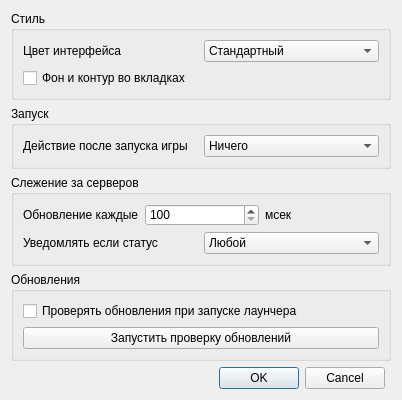
The window that launchersettings.ui (Fyzu/ArmALauncher) describes before a commit, drawn with Qt 5.
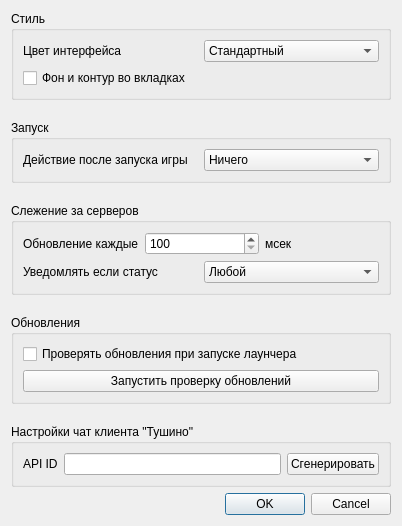
The same window after the commit.

```diff
--- a/launchersettings.ui
+++ b/launchersettings.ui
@@ -7,19 +7,19 @@
     <x>0</x>
     <y>0</y>
     <width>402</width>
-    <height>400</height>
+    <height>526</height>
    </rect>
   </property>
   <property name="minimumSize">
    <size>
     <width>402</width>
-    <height>400</height>
+    <height>526</height>
    </size>
   </property>
   <property name="maximumSize">
    <size>
     <width>402</width>
-    <height>400</height>
+    <height>526</height>
    </size>
   </property>
   <property name="windowTitle">
@@ -31,100 +31,34 @@
   <property name="modal">
    <bool>true</bool>
   </property>
-  <layout class="QGridLayout" name="gridLayout_5">
-   <item row="6" column="0">
-    <widget class="QDialogButtonBox" name="buttonBox">
+  <layout class="QGridLayout" name="gridLayout_6">
+   <item row="7" column="0">
+    <spacer name="verticalSpacer_3">
      <property name="orientation">
-      <enum>Qt::Horizontal</enum>
+      <enum>Qt::Vertical</enum>
      </property>
-     <property name="standardButtons">
-      <set>QDialogButtonBox::Cancel|QDialogButtonBox::Ok</set>
+     <property name="sizeHint" stdset="0">
+      <size>
+       <width>20</width>
+       <height>40</height>
+      </size>
      </property>
-     <property name="centerButtons">
-      <bool>false</bool>
-     </property>
-    </widget>
+    </spacer>
    </item>
-   <item row="1" column="0" colspan="2">
-    <widget class="QGroupBox" name="groupBox_2">
-     <property name="enabled">
-      <bool>true</bool>
+   <item row="5" column="0">
+    <spacer name="verticalSpacer_2">
+     <property name="orientation">
+      <enum>Qt::Vertical</enum>
      </property>
-     <property name="title">
-      <string>Запуск</string>
+     <property name="sizeHint" stdset="0">
+      <size>
+       <width>20</width>
+       <height>40</height>
+      </size>
      </property>
-     <layout class="QGridLayout" name="gridLayout_3">
-      <item row="0" column="0">
-       <widget class="QLabel" name="launch_label">
-        <property name="text">
-         <string>Действие после запуска игры</string>
-        </property>
-       </widget>
-      </item>
-      <item row="0" column="1">
-       <widget class="QComboBox" name="launchBox">
-        <item>
-         <property name="text">
-          <string>Ничего</string>
-         </property>
-        </item>
-        <item>
-         <property name="text">
-          <string>Свернуть лаунчер</string>
-         </property>
-        </item>
-        <item>
-         <property name="text">
-          <string>Закрыть лаунчер</string>
-         </property>
-        </item>
-       </widget>
-      </item>
-     </layout>
-    </widget>
+    </spacer>
    </item>
-   <item row="0" column="0" colspan="2">
-    <widget class="QGroupBox" name="groupBox">
-     <property name="title">
-      <string>Стиль</string>
-     </property>
-     <layout class="QGridLayout" name="gridLayout">
-      <item row="0" column="0">
-       <layout class="QHBoxLayout" name="horizontalLayout">
-        <item>
-         <widget class="QLabel" name="style_label">
-          <property name="text">
-           <string>Цвет интерфейса</string>
-          </property>
-         </widget>
-        </item>
-        <item>
-         <widget class="QComboBox" name="styleBox">
-          <item>
-           <property name="text">
-            <string>Стандартный</string>
-           </property>
-          </item>
-          <item>
-           <property name="text">
-            <string>Темный</string>
-           </property>
-          </item>
-         </widget>
-        </item>
-       </layout>
-      </item>
-      <item row="1" column="0">
-       <widget class="QCheckBox" name="documentMode">
-        <property name="text">
-         <string>Фон и контур во вкладках</string>
-        </property>
-       </widget>
-      </item>
-     </layout>
-    </widget>
-   </item>
-   <item row="3" column="0" colspan="2">
+   <item row="4" column="0">
     <widget class="QGroupBox" name="groupBox_3">
      <property name="title">
       <string>Слежение за серверов</string>
@@ -204,7 +138,7 @@
      </layout>
     </widget>
    </item>
-   <item row="4" column="0" colspan="2">
+   <item row="6" column="0">
     <widget class="QGroupBox" name="groupBox_4">
      <property name="title">
       <string>Обновления</string>
@@ -228,6 +162,115 @@
     </widget>
    </item>
    <item row="2" column="0">
+    <widget class="QGroupBox" name="groupBox_2">
+     <property name="enabled">
+      <bool>true</bool>
+     </property>
+     <property name="title">
+      <string>Запуск</string>
+     </property>
+     <layout class="QGridLayout" name="gridLayout_3">
+      <item row="0" column="0">
+       <widget class="QLabel" name="launch_label">
+        <property name="text">
+         <string>Действие после запуска игры</string>
+        </property>
+       </widget>
+      </item>
+      <item row="0" column="1">
+       <widget class="QComboBox" name="launchBox">
+        <item>
+         <property name="text">
+          <string>Ничего</string>
+         </property>
+        </item>
+        <item>
+         <property name="text">
+          <string>Свернуть лаунчер</string>
+         </property>
+        </item>
+        <item>
+         <property name="text">
+          <string>Закрыть лаунчер</string>
+         </property>
+        </item>
+       </widget>
+      </item>
+     </layout>
+    </widget>
+   </item>
+   <item row="0" column="0">
+    <widget class="QGroupBox" name="groupBox">
+     <property name="title">
+      <string>Стиль</string>
+     </property>
+     <layout class="QGridLayout" name="gridLayout">
+      <item row="0" column="0">
+       <layout class="QHBoxLayout" name="horizontalLayout">
+        <item>
+         <widget class="QLabel" name="style_label">
+          <property name="text">
+           <string>Цвет интерфейса</string>
+          </property>
+         </widget>
+        </item>
+        <item>
+         <widget class="QComboBox" name="styleBox">
+          <item>
+           <property name="text">
+            <string>Стандартный</string>
+           </property>
+          </item>
+          <item>
+           <property name="text">
+            <string>Темный</string>
+           </property>
+          </item>
+         </widget>
+        </item>
+       </layout>
+      </item>
+      <item row="1" column="0">
+       <widget class="QCheckBox" name="documentMode">
+        <property name="text">
+         <string>Фон и контур во вкладках</string>
+        </property>
+       </widget>
+      </item>
+     </layout>
+    </widget>
+   </item>
+   <item row="8" column="0">
+    <widget class="QGroupBox" name="groupBox_5">
+     <property name="title">
+      <string>Настройки чат клиента &quot;Тушино&quot;</string>
+     </property>
+     <layout class="QGridLayout" name="gridLayout_5">
+      <item row="0" column="0">
+       <layout class="QHBoxLayout" name="horizontalLayout_4">
+        <item>
+         <widget class="QLabel" name="label_4">
+          <property name="text">
+           <string>API ID</string>
+          </property>
+         </widget>
+        </item>
+        <item>
+         <widget class="QLineEdit" name="tushinoApiKey"/>
+        </item>
+        <item>
+         <widget class="QPushButton" name="genApiKey_button">
+          <property name="text">
+           <string>Сгенерировать</string>
+          </property>
+         </widget>
+        </item>
+       </layout>
+      </item>
+     </layout>
+    </widget>
+   </item>
+   <item row="3" column="0">
     <spacer name="verticalSpacer">
      <property name="orientation">
       <enum>Qt::Vertical</enum>
@@ -240,6 +283,32 @@
      </property>
     </spacer>
    </item>
+   <item row="9" column="0">
+    <widget class="QDialogButtonBox" name="buttonBox">
+     <property name="orientation">
+      <enum>Qt::Horizontal</enum>
+     </property>
+     <property name="standardButtons">
+      <set>QDialogButtonBox::Cancel|QDialogButtonBox::Ok</set>
+     </property>
+     <property name="centerButtons">
+      <bool>false</bool>
+     </property>
+    </widget>
+   </item>
+   <item row="1" column="0">
+    <spacer name="verticalSpacer_4">
+     <property name="orientation">
+      <enum>Qt::Vertical</enum>
+     </property>
+     <property name="sizeHint" stdset="0">
+      <size>
+       <width>20</width>
+       <height>40</height>
+      </size>
+     </property>
+    </spacer>
+   </item>
   </layout>
  </widget>
  <resources/>
```
